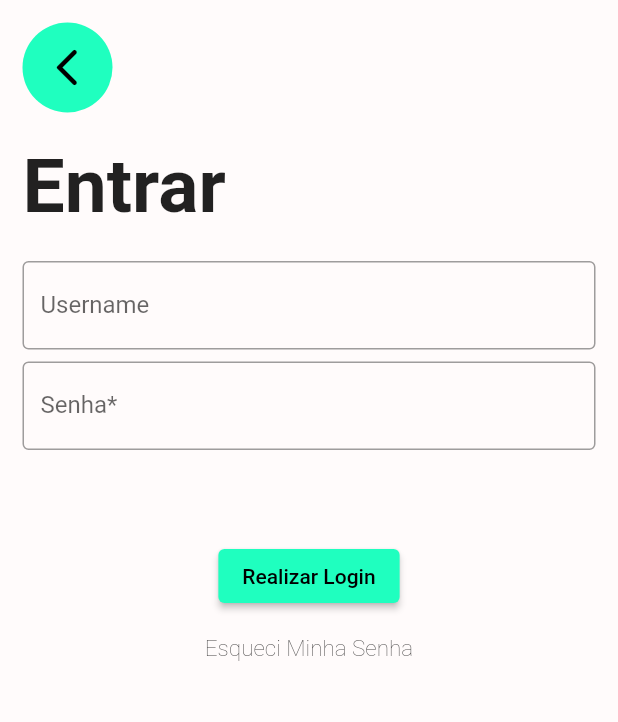
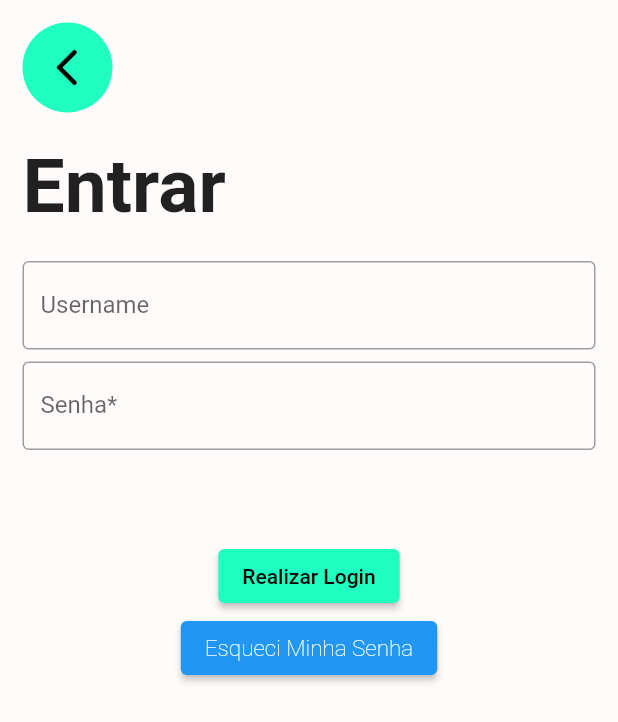
Before and after one commit to cefetmg-2022-psi-g2/QG-Frontend, a Flutter app: the screen it shows after launch, after a tap on "Login", on a phone screen of 412 x 824 dp. Shown: the top 722 px of the screen. Run offline on Flutter 3.47's test engine with Material 2 defaults, Android fonts, the phone set to English and light mode, and no system bars; our stand-ins replace dio, shared_preferences; missing offline and left inert: shared_preferences_android.

Commit message:
Update qg_tela_login.dart

```diff
--- a/lib/pages/qg_tela_login.dart
+++ b/lib/pages/qg_tela_login.dart
@@ -187,7 +187,7 @@ class LoginUsuario extends StatelessWidget {
                       ),
                       Align(
                         alignment: Alignment.center,
-                        child: FlatButton(
+                        child: ElevatedButton(
                           onPressed: () {},
                           child: Text(
                             "Esqueci Minha Senha",
```
